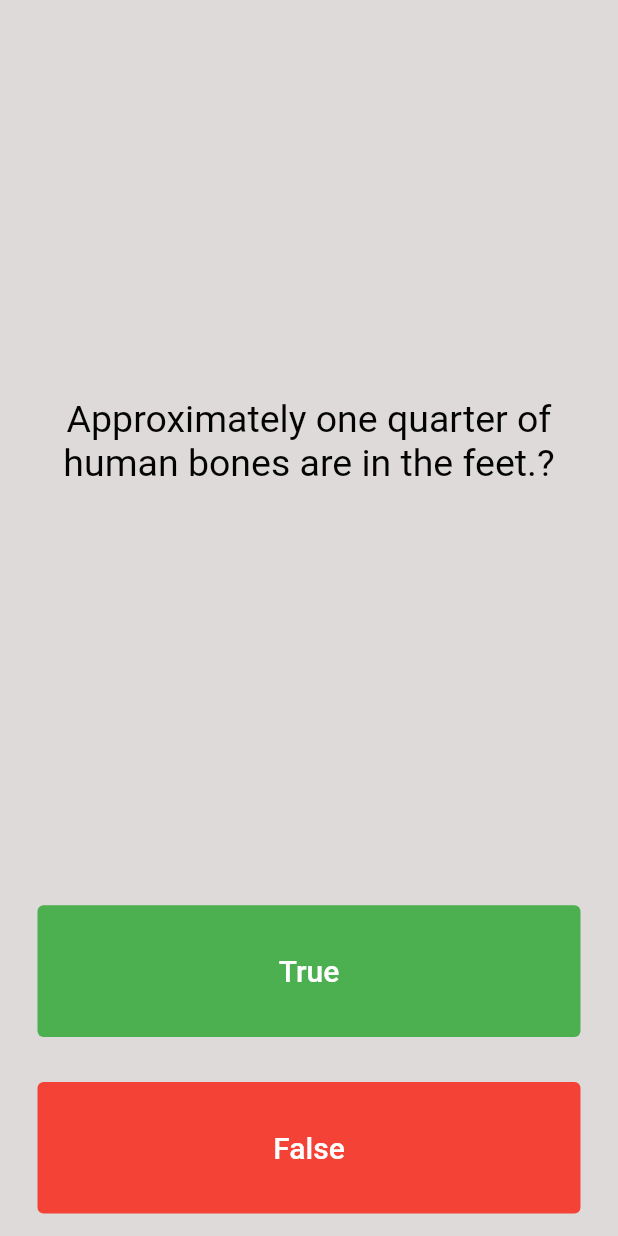
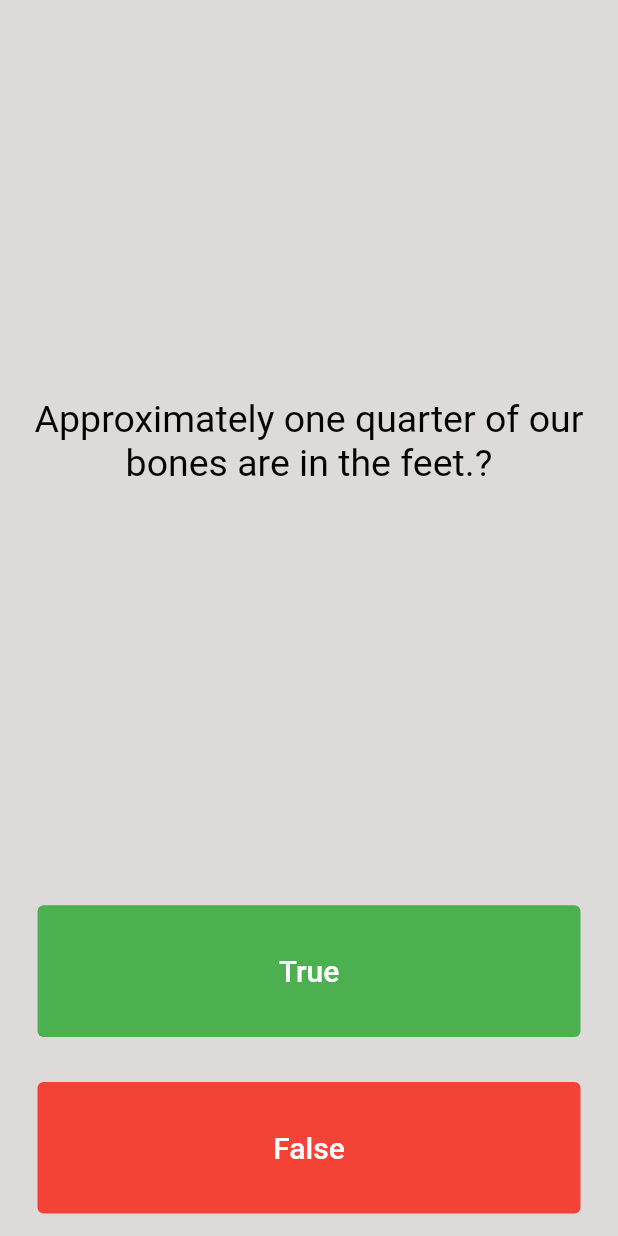
Before and after one commit to tijukariyil/quizzlerakhila_20122022, a Flutter app: the screen it shows after launch, after a tap on "True", on a phone screen of 412 x 824 dp. Run offline on Flutter 3.47's test engine with Material 2 defaults, Android fonts, the phone set to English and light mode, and no system bars.

Commit message:
small changes

```diff
--- a/lib/main.dart
+++ b/lib/main.dart
@@ -1,4 +1,5 @@
 import 'package:flutter/material.dart';
+import 'question.dart';
 
 void main() => runApp(Quizzler());
 
@@ -27,12 +28,15 @@ class QuizPage extends StatefulWidget {
 class _QuizPageState extends State<QuizPage> {
   List<Icon> scorkeeper = [];
   List<String> questions = [
-    'You can lead a cow down stairs but not up stairs.?',
-    'Approximately one quarter of human bones are in the feet.?',
+    'You can lead a cow down stairs but not up stair.?',
+    'Approximately one quarter of our bones are in the feet.?',
     'A slug\'s blood is green.?',
   ];
 
-  List <bool> answers = [false,true,true];
+  List<bool> answers = [false, true, true];
+
+  Question q1 = Question(
+      q: 'You can lead a cow down stairs but not up stairs.?', a: true);
 
   int questionNumber = 0;
 
@@ -76,23 +80,18 @@ class _QuizPageState extends State<QuizPage> {
 
                 bool correctAnswer = answers[questionNumber];
 
-                  if(correctAnswer == true){
-
+                if (correctAnswer == true) {
                   print('user is right');
-                }else{
+                } else {
                   print('user wrong');
-
+                }
 
                 setState(() {
                   questionNumber++;
                 });
-                }
-
-
 
                 print(questionNumber);
               },
-
             ),
           ),
         ),
@@ -112,10 +111,10 @@ class _QuizPageState extends State<QuizPage> {
               onPressed: () {
                 //The user picked false.
 
-                 bool correctAnswer = answers[questionNumber];
-                if(correctAnswer == false){
+                bool correctAnswer = answers[questionNumber];
+                if (correctAnswer == false) {
                   print('user is right');
-                }else{
+                } else {
                   print('user wrong');
                 }
                 setState(() {
--- /dev/null
+++ b/lib/question.dart
@@ -0,0 +1,9 @@
+class Question {
+  late String questionText;
+  late bool questionAnswer;
+
+  question({String q ='', bool a = true}) {
+    questionText = q;
+    questionAnswer = a;
+  }
+}
```
